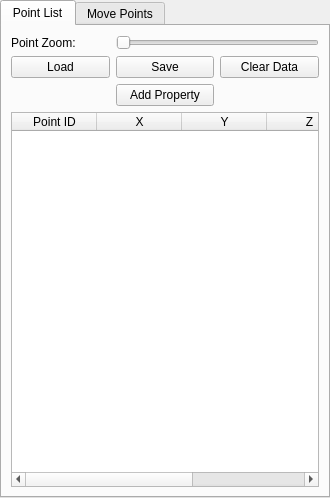
pengwg/vurtigo, file rtUI/rt3DPointBuffer.ui: the form before one commit.
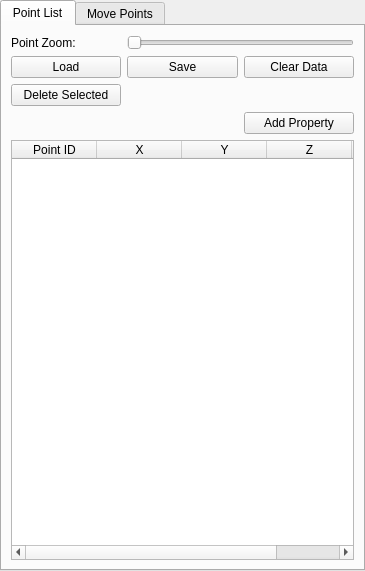
The form after the commit.

Commit message:
Added a delete selected point button. BugID:725 Analysis: When the button is pressed the seleted point(s) will be deleted. If no points are seleted then this button will take no action.
Resolution:

Reviewed by:

Patch:
```diff
--- a/rtUI/rt3DPointBuffer.ui
+++ b/rtUI/rt3DPointBuffer.ui
@@ -6,8 +6,8 @@
    <rect>
     <x>0</x>
     <y>0</y>
-    <width>330</width>
-    <height>498</height>
+    <width>365</width>
+    <height>571</height>
    </rect>
   </property>
   <property name="windowTitle">
@@ -27,7 +27,7 @@
        <string>Point List</string>
       </attribute>
       <layout class="QGridLayout" name="gridLayout_3">
-       <item row="5" column="0" colspan="3">
+       <item row="7" column="0" colspan="3">
         <widget class="QTableWidget" name="pointsTable">
          <property name="horizontalScrollBarPolicy">
           <enum>Qt::ScrollBarAsNeeded</enum>
@@ -94,20 +94,6 @@
          </property>
         </widget>
        </item>
-       <item row="3" column="1">
-        <widget class="QPushButton" name="addPropertyPushButton">
-         <property name="text">
-          <string>Add Property</string>
-         </property>
-        </widget>
-       </item>
-       <item row="1" column="2">
-        <widget class="QPushButton" name="clearDataPushButton">
-         <property name="text">
-          <string>Clear Data</string>
-         </property>
-        </widget>
-       </item>
        <item row="0" column="1" colspan="2">
         <widget class="QSlider" name="pointZoomSlider">
          <property name="minimum">
@@ -128,6 +114,27 @@
          </property>
         </widget>
        </item>
+       <item row="4" column="2">
+        <widget class="QPushButton" name="addPropertyPushButton">
+         <property name="text">
+          <string>Add Property</string>
+         </property>
+        </widget>
+       </item>
+       <item row="1" column="2">
+        <widget class="QPushButton" name="clearDataPushButton">
+         <property name="text">
+          <string>Clear Data</string>
+         </property>
+        </widget>
+       </item>
+       <item row="2" column="0">
+        <widget class="QPushButton" name="deleteSelectedButton">
+         <property name="text">
+          <string>Delete Selected</string>
+         </property>
+        </widget>
+       </item>
       </layout>
      </widget>
      <widget class="QWidget" name="tab_2">
```
The commit also changes 2 other files.
